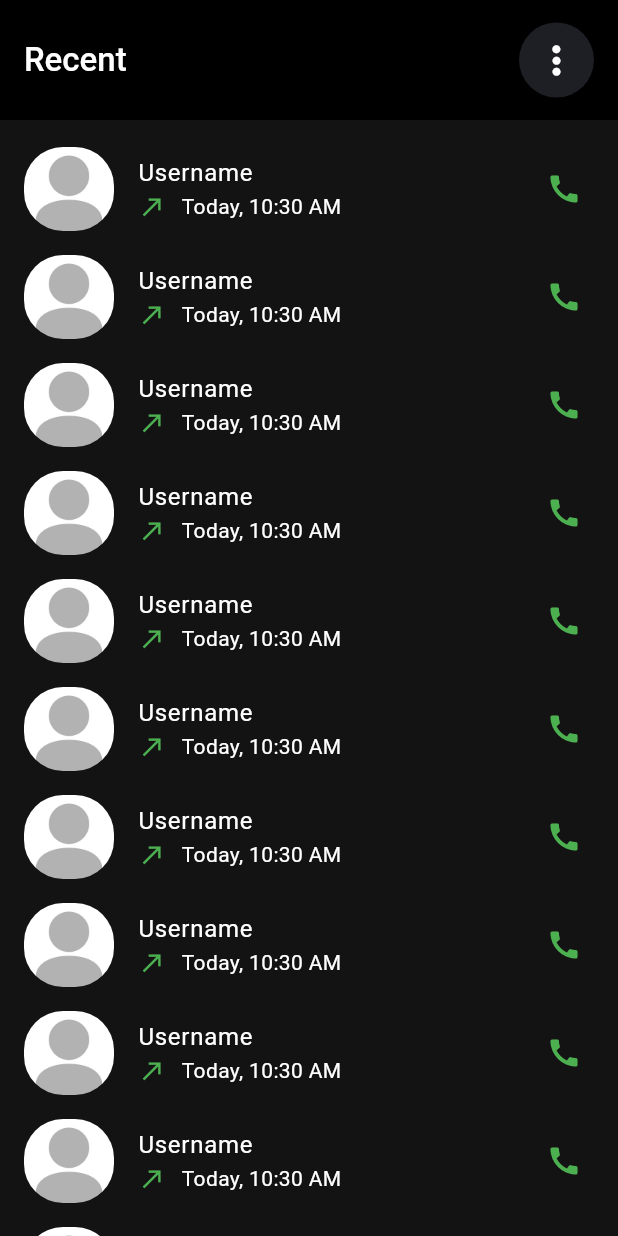
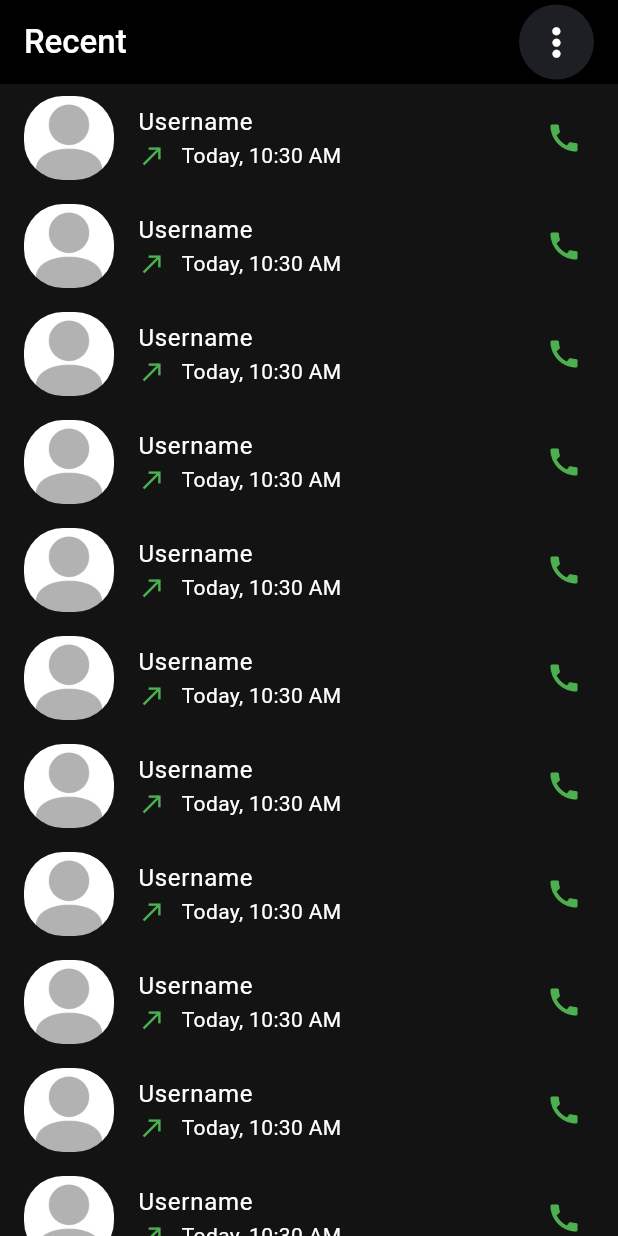
Before and after one commit to rim4j/whats_app_clone, a Flutter app: the CallsHistoryPage screen opened directly, on a phone screen of 412 x 824 dp. Run offline on Flutter 3.47's test engine with Material 3 defaults, Android fonts, the phone set to English and light mode, and no system bars; our stand-ins replace cached_network_image, flutter_bloc, flutter_spinkit, font_awesome_flutter, get_time_ago, google_fonts and 3 more; missing offline and left inert: country_pickers, flutter_pin_code_fields, scale_button.

Commit message:
some changes calls history page

```diff
--- a/lib/features/call/presentation/pages/calls_history_page.dart
+++ b/lib/features/call/presentation/pages/calls_history_page.dart
@@ -1,11 +1,9 @@
 import 'package:flutter/material.dart';
 import 'package:font_awesome_flutter/font_awesome_flutter.dart';
-import 'package:whats_app_clone/common/constants/dimens.dart';
 import 'package:whats_app_clone/common/utils/format_date.dart';
 import 'package:whats_app_clone/common/widgets/profile_widget.dart';
 import 'package:whats_app_clone/config/routes/route_names.dart';
 import 'package:whats_app_clone/config/theme/app_styles.dart';
-import 'package:whats_app_clone/features/chats/presentation/widgets/icon_button_app.dart';
 
 class CallsHistoryPage extends StatelessWidget {
   const CallsHistoryPage({super.key});
@@ -20,7 +18,6 @@ class CallsHistoryPage extends StatelessWidget {
         automaticallyImplyLeading: false,
         backgroundColor: Colors.black,
         elevation: 0,
-        toolbarHeight: 80,
         title: Row(
           mainAxisAlignment: MainAxisAlignment.spaceBetween,
           children: [
@@ -56,25 +53,9 @@ class CallsHistoryPage extends StatelessWidget {
         ),
       ),
       body: SafeArea(
-        child: SingleChildScrollView(
+          child: ListView.builder(
+        itemCount: 20,
         physics: const BouncingScrollPhysics(),
-          child: Column(
-            crossAxisAlignment: CrossAxisAlignment.start,
-            children: [
-              // Padding(
-              //   padding: const EdgeInsets.symmetric(horizontal: Dimens.medium),
-              //   child: Text(
-              //     "Recent",
-              //     style: robotoMedium.copyWith(
-              //       fontSize: 15,
-              //     ),
-              //   ),
-              // ),
-              const SizedBox(height: 10),
-              ListView.builder(
-                itemCount: 20,
-                shrinkWrap: true,
-                physics: const NeverScrollableScrollPhysics(),
         itemBuilder: (context, index) {
           return ListTile(
             leading: SizedBox(
@@ -106,11 +87,7 @@ class CallsHistoryPage extends StatelessWidget {
             ),
           );
         },
-              )
-            ],
-          ),
-        ),
-      ),
+      )),
     );
   }
 }
```
Lines whose indentation alone changed are shown as unchanged.
